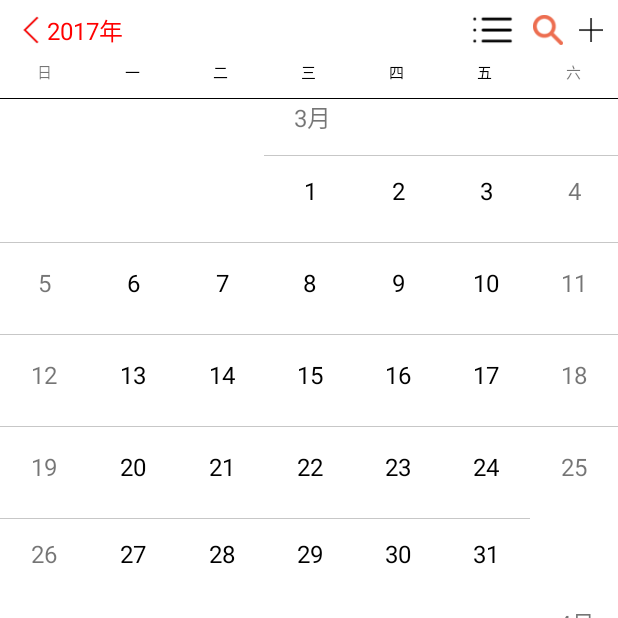
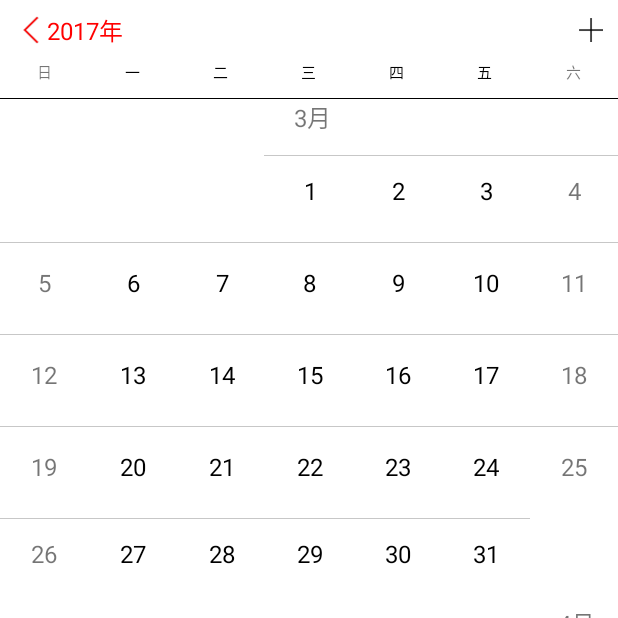
Before and after one commit to thedayisantherday/TimeManagement, an Android app: the screen it shows after launch (EventMonthActivity), after a tap on an icon or button, on a phone screen of 412 x 824 dp, the top half of it. Run offline under Robolectric (Android 15) with nearby library versions, the phone set to English and light mode, and no system bars.

Commit message:
20170424 2130

```diff
--- a/app/src/main/java/com/timemanagement/zxg/activities/EventDayActivity.java
+++ b/app/src/main/java/com/timemanagement/zxg/activities/EventDayActivity.java
@@ -49,7 +49,7 @@ public class EventDayActivity extends BaseActivity implements View.OnClickListen
     private ViewPagerAdapter mViewPagerAdapter;
 
     private int mPosition = 2; //当前banner的位置
-    private int offsetWeek = 0; //与当前日期相差多少周
+    private int offsetWeek; //与当前日期相差多少周
 
     private Calendar calendar = Calendar.getInstance();
 
@@ -66,12 +66,7 @@ public class EventDayActivity extends BaseActivity implements View.OnClickListen
         mContext = this;
 
         initView();
-    }
-
-    @Override
-    protected void onStart() {
-        super.onStart();
-        initData();
+        initData(null);
     }
 
     private void initView(){
@@ -117,6 +112,10 @@ public class EventDayActivity extends BaseActivity implements View.OnClickListen
                 // 将长按位置对应的时间传给EventEditActivity
                 EventModel _eventModel = new EventModel();
                 Date _date = calendar.getTime();
+                if (mDayDateModel != null) {
+                    _date =new Date(Integer.valueOf(mDayDateModel.getYear())-1900,
+                            Integer.valueOf(mDayDateModel.getMonth())-1, Integer.valueOf(mDayDateModel.getDay()));
+                }
                 _eventModel.setDate(_date);
                 float _y = pressY>view_event_container.offset/2 ? pressY-view_event_container.offset/2 : 0;
                 int _minutes = (int)(_y / view_event_container.mTotalHeight * EventContainerView.MINITES_OF_DAY);
@@ -133,13 +132,19 @@ public class EventDayActivity extends BaseActivity implements View.OnClickListen
         });
     }
 
-    private void initData(){
+    private void initData(DayDateModel dayDateModel){
         mViewHolder.tv_left.setText(calendar.get(Calendar.YEAR)+"年"+(calendar.get(Calendar.MONTH)+1)+"月");
 
+        mPosition = 2;
+        offsetWeek = 0;
+        mDayDateModels.clear();
         for (int i = 0; i < 4; i++) {
             mDayDateModels.add(DateModelUtil.getWeekDayDateModels(TimeUtils.standardDate(calendar, (i - 1) * 7)));
         }
-        mViewPagerAdapter = new ViewPagerAdapter(vp_views, mDayDateModels);
+        if (mViewPagerAdapter == null) {
+            mViewPagerAdapter = new ViewPagerAdapter(vp_views, mDayDateModels);
+        }
+        mViewPagerAdapter.notifyDataSetChanged();
         vp_date.setAdapter(mViewPagerAdapter);
         vp_date.setOffscreenPageLimit(1);
         vp_date.setCurrentItem(2);
@@ -153,7 +158,7 @@ public class EventDayActivity extends BaseActivity implements View.OnClickListen
             }
         }, 500);
 
-        getEventOfDate(null);
+        getEventOfDate(dayDateModel);
     }
 
     /**
@@ -223,42 +228,53 @@ public class EventDayActivity extends BaseActivity implements View.OnClickListen
         if (resultCode == RESULT_OK) {
             switch (requestCode) {
                 case EVENT_MONTH:
-                    int year = data.getIntExtra("year", calendar.get(Calendar.YEAR));
-                    int month = data.getIntExtra("month", calendar.get(Calendar.MONTH));
-                    int day = data.getIntExtra("day", calendar.get(Calendar.DAY_OF_MONTH));
-                    calendar.set(year, month - 1, day);
+                    DayDateModel _dayDateModel = (DayDateModel) data.getSerializableExtra("dayDateModel");
+                    if (_dayDateModel != null) {
+                        calendar.set(Integer.valueOf(_dayDateModel.getYear()),
+                                Integer.valueOf(_dayDateModel.getMonth()) - 1, Integer.valueOf(_dayDateModel.getDay()));
+                    }
+                    EventDayView.mWeekCheck = calendar.get(Calendar.DAY_OF_WEEK);
 
-                    vp_date.setCurrentItem(2);
-                    mViewHolder.tv_left.setText(calendar.get(Calendar.YEAR) + "年" + (calendar.get(Calendar.MONTH) + 1) + "月");
-                    for (int i = 0; i < 4; i++) {
-                        mDayDateModels.set(i, DateModelUtil.getWeekDayDateModels(TimeUtils.standardDate(calendar, (i - 1) * 7)));
-                    }
+                    initData(_dayDateModel);
+//                    vp_date.setCurrentItem(2);
+//                    mViewHolder.tv_left.setText(calendar.get(Calendar.YEAR) + "年" + (calendar.get(Calendar.MONTH) + 1) + "月");
+//                    for (int i = 0; i < 4; i++) {
+//                        mDayDateModels.set(i, DateModelUtil.getWeekDayDateModels(TimeUtils.standardDate(calendar, (i - 1) * 7)));
+//                    }
 //                    if (mViewPagerAdapter == null) {
 //                        mViewPagerAdapter = new ViewPagerAdapter(vp_views, mDayDateModels);
 //                    }
 //                    vp_date.setAdapter(mViewPagerAdapter);
-                    EventDayView.mWeekCheck = calendar.get(Calendar.DAY_OF_WEEK);
-                    mViewPagerAdapter.notifyDataSetChanged();
+//                    mViewPagerAdapter.notifyDataSetChanged();
                     break;
                 case EVENT_EDIT:
-                    setEventDialog((EventModel) data.getSerializableExtra("event_model"));
+                    EventModel _eventModel = (EventModel) data.getSerializableExtra("event_model");
+                    calendar.set(_eventModel.getDate().getYear()+1900,
+                            _eventModel.getDate().getMonth(), _eventModel.getDate().getDate());
+                    setEventDialog(_eventModel);
                     LogUtils.i("onActivityResult", "Remind:"+mEventDialog.mEventModel.getRemind()+", RemindAgain"+mEventDialog.mEventModel.getRemindAgain());
+                    DayDateModel dayDateModel = new DayDateModel();
+                    dayDateModel.setYear(_eventModel.getDate().getYear()+1900+"");
+                    dayDateModel.setMonth(_eventModel.getDate().getMonth()+1+"");
+                    dayDateModel.setDay(_eventModel.getDate().getDate()+"");
+                    initData(dayDateModel);
                     break;
             }
         }
     }
 
     private void getEventOfDate(DayDateModel dayDateModel) {
+        Calendar _calendar = Calendar.getInstance();
         if (dayDateModel != null) {
-            calendar.set(Integer.valueOf(dayDateModel.getYear()),
-                    Integer.valueOf(dayDateModel.getMonth())-1, Integer.valueOf(dayDateModel.getDay()));
             for (int i = 2; i < mEventDialogCount; i++) {
                 view_event_container.removeView(view_event_container.getChildAt(2));
             }
+            _calendar.set(Integer.valueOf(dayDateModel.getYear()),
+                    Integer.valueOf(dayDateModel.getMonth())-1, Integer.valueOf(dayDateModel.getDay()));
         }
 
         // 为当天的所有事件添加一个EventDialog
-        List<EventModel> eventModels = new DatabaseUtil(mContext).queryByDate(calendar.getTime());
+        List<EventModel> eventModels = new DatabaseUtil(mContext).queryByDate(_calendar.getTime());
         if (eventModels != null && eventModels.size() > 0) {
             for (int i=0; i < eventModels.size(); i++) {
                 mEventDialog = new EventDialog(mContext);
@@ -302,8 +318,8 @@ public class EventDayActivity extends BaseActivity implements View.OnClickListen
         viewHolder.tv_left.setVisibility(View.VISIBLE);
         viewHolder.iv_right.setVisibility(View.VISIBLE);
         viewHolder.iv_right.setOnClickListener(this);
-        viewHolder.iv_right1.setVisibility(View.VISIBLE);
-        viewHolder.iv_right2.setVisibility(View.VISIBLE);
+//        viewHolder.iv_right1.setVisibility(View.VISIBLE);
+//        viewHolder.iv_right2.setVisibility(View.VISIBLE);
     }
 
     public static void startSelf(Context context){
@@ -320,6 +336,7 @@ public class EventDayActivity extends BaseActivity implements View.OnClickListen
 
         @Override
         public void onPageSelected(int position) {
+            LogUtils.i("onPageSelected", "offsetWeek"+offsetWeek+", position"+position+", mPosition"+mPosition);
             switch (position){
                 case 0:
                     if (mPosition - position == 1){
--- a/app/src/main/java/com/timemanagement/zxg/activities/EventMonthActivity.java
+++ b/app/src/main/java/com/timemanagement/zxg/activities/EventMonthActivity.java
@@ -50,7 +50,22 @@ public class EventMonthActivity extends BaseActivity  implements AbsListView.OnS
         setView(R.layout.activity_event_month);
 
         initView();
+    }
+
+    @Override
+    protected void onStart() {
+        super.onStart();
         initData();
+    }
+
+    /**
+     * 解决getIntent()取到的intent为旧的intent
+     * @param intent
+     */
+    @Override
+    protected void onNewIntent(Intent intent) {
+        super.onNewIntent(intent);
+        setIntent(intent);
     }
 
     private void initView() {
@@ -80,7 +95,7 @@ public class EventMonthActivity extends BaseActivity  implements AbsListView.OnS
         }
 
         mViewHolder.tv_left.setVisibility(View.VISIBLE);
-        mViewHolder.tv_left.setText(calendar.get(Calendar.YEAR)+"年");
+        mViewHolder.tv_left.setText(mYear+"年");
 
         offset =  (mYear-mCalendar.get(Calendar.YEAR))*12+mMonth-(mCalendar.get(Calendar.MONTH)+1);
         LogUtils.i("EventMonthActivity", "mYear:"+mYear+", mMonth:"+mMonth);
@@ -234,9 +249,9 @@ public class EventMonthActivity extends BaseActivity  implements AbsListView.OnS
         viewHolder.tv_left.setVisibility(View.VISIBLE);
         viewHolder.iv_right.setVisibility(View.VISIBLE);
         viewHolder.iv_right.setOnClickListener(this);
-        viewHolder.iv_right1.setVisibility(View.VISIBLE);
+//        viewHolder.iv_right1.setVisibility(View.VISIBLE);
         viewHolder.iv_right1.setOnClickListener(this);
-        viewHolder.iv_right2.setVisibility(View.VISIBLE);
+//        viewHolder.iv_right2.setVisibility(View.VISIBLE);
     }
 
     public static void startSelf(Context context, int year, int month){
--- a/app/src/main/java/com/timemanagement/zxg/activities/EventYearActivity.java
+++ b/app/src/main/java/com/timemanagement/zxg/activities/EventYearActivity.java
@@ -159,7 +159,7 @@ public class EventYearActivity extends BaseActivity  implements AbsListView.OnSc
     public void initHead(ViewHolder viewHolder) {
         viewHolder.iv_left.setImageResource(R.drawable.icon_share);
         viewHolder.iv_right.setVisibility(View.VISIBLE);
-        viewHolder.iv_right2.setVisibility(View.VISIBLE);
+//        viewHolder.iv_right2.setVisibility(View.VISIBLE);
     }
 
     @Override
--- a/app/src/main/java/com/timemanagement/zxg/adapter/EventMonthAdapter.java
+++ b/app/src/main/java/com/timemanagement/zxg/adapter/EventMonthAdapter.java
@@ -214,9 +214,7 @@ public class EventMonthAdapter extends BaseAdapter {
                 @Override
                 public void onClick(View v) {
                     Intent intent = new Intent(mContext, EventDayActivity.class);
-                    intent.putExtra("year", Integer.valueOf(_dayDateModel.getYear()));
-                    intent.putExtra("month", Integer.valueOf(_dayDateModel.getMonth()));
-                    intent.putExtra("day", Integer.valueOf(_dayDateModel.getDay()));
+                    intent.putExtra("dayDateModel", _dayDateModel);
                     ((EventMonthActivity)mContext).setResult(RESULT_OK, intent);
                     ((EventMonthActivity)mContext).finish();
                 }
--- a/app/src/main/java/com/timemanagement/zxg/model/DayDateModel.java
+++ b/app/src/main/java/com/timemanagement/zxg/model/DayDateModel.java
@@ -1,10 +1,12 @@
 package com.timemanagement.zxg.model;
+
+import java.io.Serializable;
 
 /**
  * Created by zxg on 17/2/13.
  */
 
-public class DayDateModel {
+public class DayDateModel implements Serializable {
 
     private String year;
     private String month;
--- a/app/src/main/res/layout/viewpager_item_date.xml
+++ b/app/src/main/res/layout/viewpager_item_date.xml
@@ -3,7 +3,8 @@
     android:layout_height="wrap_content"
     android:orientation="horizontal"
     android:paddingTop="5dp"
-    android:paddingBottom="5dp">
+    android:paddingBottom="5dp"
+    android:background="@color/white">
 
     <LinearLayout
         android:layout_width="match_parent"
```
Also changed, not shown: 2 other files.
